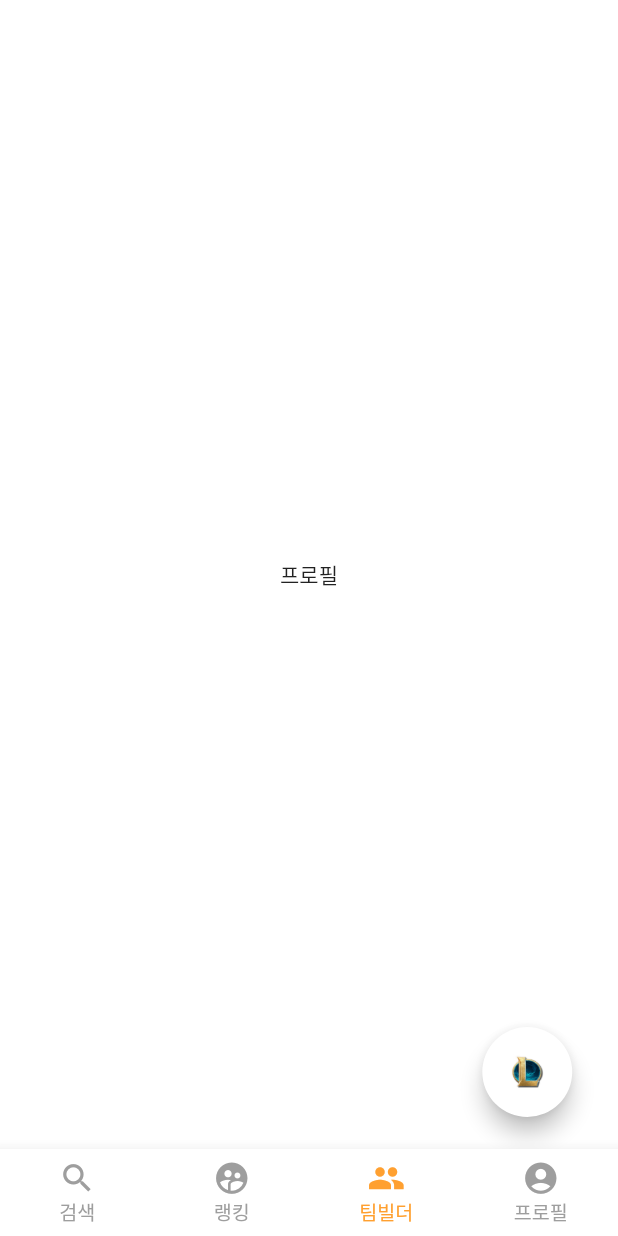
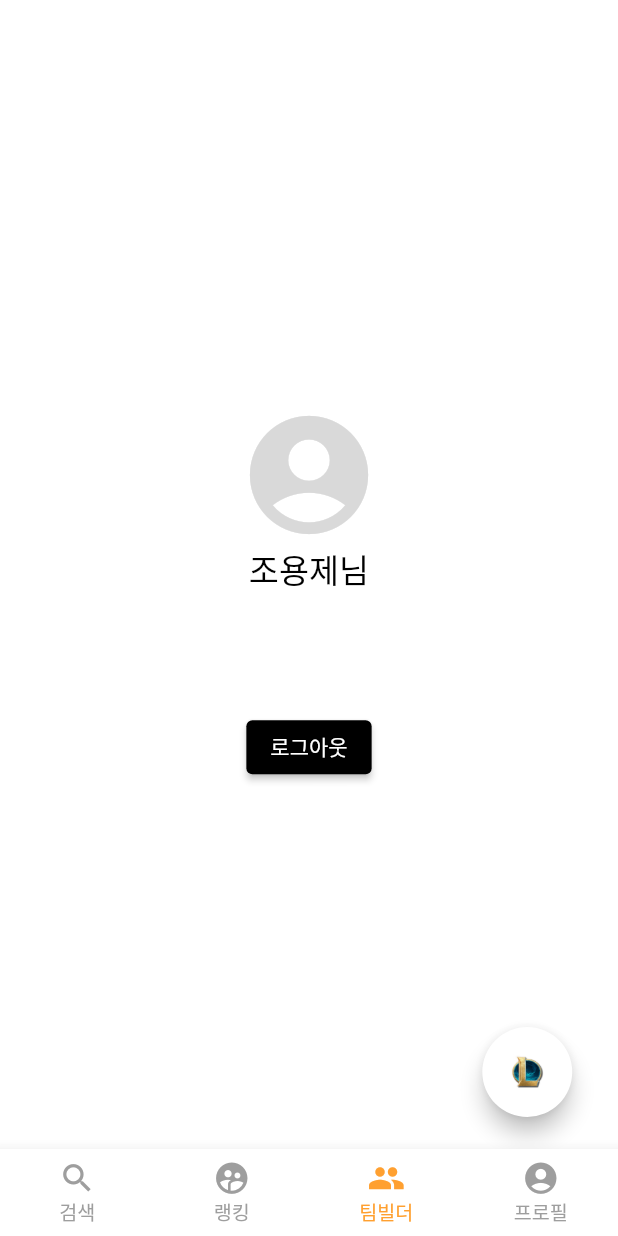
Before and after one commit to BSSM-GG/BSSMGG_APP, a Flutter app: the screen it shows after launch, swiped to page 4, on a phone screen of 412 x 824 dp. Run offline on Flutter 3.47's test engine with Material 2 defaults, Android fonts, the phone set to English and light mode, and no system bars; drawn by our look-alikes of stylish_bottom_bar; our stand-ins replace carousel_slider, flutter_screenutil, smooth_page_indicator.

Commit message:
[ADD] profile page

```diff
--- a/lib/screens/bottombar/profile.dart
+++ b/lib/screens/bottombar/profile.dart
@@ -27,7 +27,78 @@ class _ProfileState extends State<Profile> {
           child: Column(
             mainAxisAlignment: MainAxisAlignment.center,
             crossAxisAlignment: CrossAxisAlignment.center,
-            children: [Text("프로필")],
+            children: [
+              SizedBox(
+                height: 26.h,
+              ),
+              Icon(
+                Icons.account_circle,
+                color: const Color(0xffD9D9D9),
+                size: 97.h,
+              ),
+              Padding(
+                padding: EdgeInsets.only(bottom: 80.h),
+                child: Stack(
+                  children: [
+                    AnimatedOpacity(
+                      opacity: emphasis.ispressed ? 0.0 : 1.0,
+                      duration: const Duration(milliseconds: 350),
+                      child: Text(
+                        "조용제님",
+                        style: TextStyle(
+                            fontSize: 20.sp,
+                            color: Colors.black,
+                            fontWeight: FontWeight.w500),
+                      ),
+                    ),
+                    AnimatedOpacity(
+                      opacity: emphasis.ispressed ? 1.0 : 0.0,
+                      duration: const Duration(milliseconds: 350),
+                      child: Text(
+                        "조용제님",
+                        style: TextStyle(
+                            fontSize: 20.sp,
+                            color: Colors.white,
+                            fontWeight: FontWeight.w500),
+                      ),
+                    ),
+                  ],
+                ),
+              ),
+              Stack(
+                children: [
+                  AnimatedOpacity(
+                    opacity: emphasis.ispressed ? 0.0 : 1.0,
+                    duration: const Duration(milliseconds: 350),
+                    child: ElevatedButton(
+                      onPressed: () {
+                        // Navigator.push(
+                        //     context, MaterialPageRoute(builder: (_) => const Login()));
+                      },
+                      child: const Text("로그아웃"),
+                      style: ElevatedButton.styleFrom(
+                          backgroundColor: Colors.black),
+                    ),
+                  ),
+                  AnimatedOpacity(
+                    opacity: emphasis.ispressed ? 1.0 : 0.0,
+                    duration: const Duration(milliseconds: 350),
+                    child: ElevatedButton(
+                      onPressed: () {
+                        // Navigator.push(
+                        //     context, MaterialPageRoute(builder: (_) => const Login()));
+                      },
+                      child: const Text(
+                        "로그아웃",
+                        style: TextStyle(color: Colors.black),
+                      ),
+                      style: ElevatedButton.styleFrom(
+                          backgroundColor: Colors.white),
+                    ),
+                  ),
+                ],
+              ),
+            ],
           ),
         )));
   }
```
